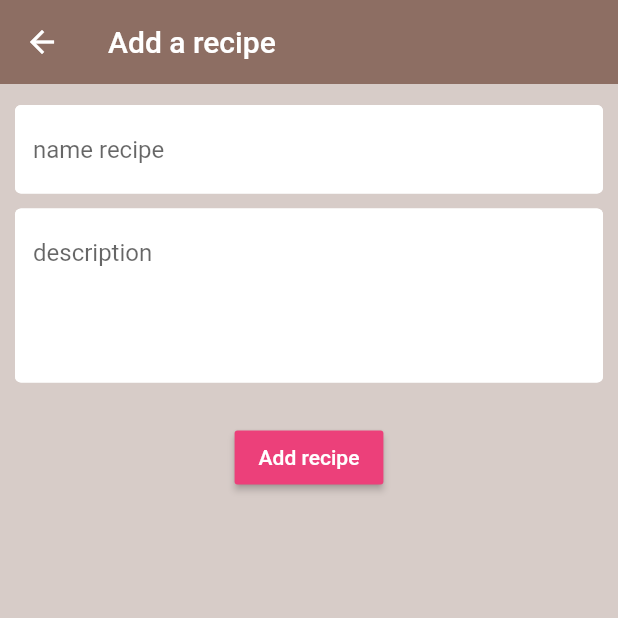
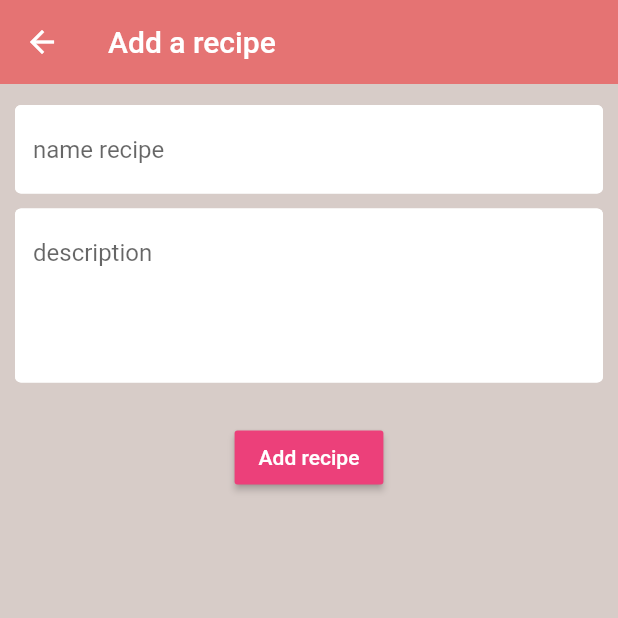
Before and after one commit to ucll-mobile-2021/project-yaboi, a Flutter app: the screen it shows once a user with an empty profile is signed in, after a tap on "Add a recipe", on a phone screen of 412 x 824 dp, the top half of it. Run offline on Flutter 3.47's test engine with Material 2 defaults, Android fonts, the phone set to English and light mode, and no system bars; our stand-ins replace cloud_firestore, firebase_auth, flutter_spinkit, random_string; accounts and stored records are empty.

Commit message:
added shtyle geweet

```diff
--- a/lib/models/ingredient.dart
+++ b/lib/models/ingredient.dart
@@ -1,15 +1,18 @@
 class Ingredient {
-  String name, measurement, id, recipeID;
+  String name, measurement, id, recipeID, recipeName;
   int amount;
   String owner;
 
   Ingredient(
-      {this.name, this.measurement, this.amount, this.id, this.recipeID});
+      {this.name, this.measurement, this.amount, this.id, this.recipeID, this.recipeName});
 
   @override
   String toString() {
     String text = '';
     text += name + ': ' + '$amount' + ' ' + measurement;
+    if(recipeName!=null){
+      text += "      (" + recipeName + ")";
+    }
     return text;
   }
 }
--- a/lib/screens/authenticate/register.dart
+++ b/lib/screens/authenticate/register.dart
@@ -29,7 +29,7 @@ class _RegisterState extends State<Register> {
         : Scaffold(
             backgroundColor: Colors.brown[100],
             appBar: AppBar(
-              backgroundColor: Colors.brown[400],
+              backgroundColor: Colors.red[300],
               elevation: 0.0,
               title: Text('Register'),
               actions: <Widget>[
--- a/lib/screens/authenticate/sign_in.dart
+++ b/lib/screens/authenticate/sign_in.dart
@@ -29,7 +29,7 @@ class _SignInState extends State<SignIn> {
         : Scaffold(
             backgroundColor: Colors.brown[100],
             appBar: AppBar(
-              backgroundColor: Colors.brown[400],
+              backgroundColor: Colors.red[300],
               elevation: 0.0,
               title: Text('Sign in'),
               actions: <Widget>[
--- a/lib/screens/home/home.dart
+++ b/lib/screens/home/home.dart
@@ -16,7 +16,7 @@ class _HomeState extends State<Home> {
         backgroundColor: Colors.brown[50],
         appBar: AppBar(
           title: Text("Home"),
-          backgroundColor: Colors.brown[400],
+          backgroundColor: Colors.red[300],
           elevation: 0.0,
           actions: <Widget>[
             FlatButton.icon(
@@ -50,7 +50,7 @@ class _HomeState extends State<Home> {
                     onPressed: () {
                       Navigator.pushNamed(context, '/addRecipe');
                     },
-                    icon: Icon(Icons.add),
+                    icon: Icon(Icons.input),
                     label: Text('Add a recipe')),
               ),
               Container(
--- a/lib/screens/ingredients/ingredients.dart
+++ b/lib/screens/ingredients/ingredients.dart
@@ -32,7 +32,7 @@ class _IngredientsState extends State<Ingredients> {
             child: Scaffold(
               backgroundColor: Colors.brown[100],
               appBar: AppBar(
-                backgroundColor: Colors.brown[400],
+                backgroundColor: Colors.red[300],
                 elevation: 0.0,
                 title: Text('Ingredients'),
               ),
--- a/lib/screens/recipes/add_ingredients_to_recipe.dart
+++ b/lib/screens/recipes/add_ingredients_to_recipe.dart
@@ -33,7 +33,7 @@ class _AddIngredientsToRecipeState extends State<AddIngredientsToRecipe> {
         : Scaffold(
             backgroundColor: Colors.brown[100],
             appBar: AppBar(
-              backgroundColor: Colors.brown[400],
+              backgroundColor: Colors.red[300],
               elevation: 0.0,
               title: Text('add ingredients'),
               leading: new IconButton(
--- a/lib/screens/recipes/add_recipe.dart
+++ b/lib/screens/recipes/add_recipe.dart
@@ -34,7 +34,7 @@ class _AddRecipeState extends State<AddRecipe> {
         : Scaffold(
             backgroundColor: Colors.brown[100],
             appBar: AppBar(
-              backgroundColor: Colors.brown[400],
+              backgroundColor: Colors.red[300],
               elevation: 0.0,
               title: Text('Add a recipe'),
             ),
--- a/lib/screens/recipes/delete_recipes.dart
+++ b/lib/screens/recipes/delete_recipes.dart
@@ -36,14 +36,12 @@ class _DeleteRecipesState extends State<DeleteRecipes> {
             child: Scaffold(
               backgroundColor: Colors.brown[100],
               appBar: AppBar(
-          backgroundColor: Colors.brown[400],
+                backgroundColor: Colors.red[300],
                 elevation: 0.0,
                 title: Text('Delete Recipes'),
                 leading: new IconButton(
                     icon: new Icon(Icons.arrow_back),
-              onPressed: () =>
-                  Navigator.push(context,
-                      MaterialPageRoute(builder: (context) => Home()))),
+                    onPressed: () => Navigator.pop(context, '/')),
               ),
               body: DeleteRecipe(),
             ),
--- a/lib/screens/recipes/recipes.dart
+++ b/lib/screens/recipes/recipes.dart
@@ -34,7 +34,7 @@ class _RecipesState extends State<Recipes> {
             child: Scaffold(
               backgroundColor: Colors.brown[100],
               appBar: AppBar(
-                backgroundColor: Colors.brown[400],
+                backgroundColor: Colors.red[300],
                 elevation: 0.0,
                 title: Text('Recipes'),
                 leading: new IconButton(
--- a/lib/screens/search/filtered_recipes.dart
+++ b/lib/screens/search/filtered_recipes.dart
@@ -33,7 +33,7 @@ class _FilteredRecipesState extends State<FilteredRecipes> {
             child: Scaffold(
               backgroundColor: Colors.brown[100],
               appBar: AppBar(
-                backgroundColor: Colors.brown[400],
+                backgroundColor: Colors.red[300],
                 elevation: 0.0,
                 title: Text('Search results'),
               ),
--- a/lib/screens/search/result_card.dart
+++ b/lib/screens/search/result_card.dart
@@ -29,7 +29,7 @@ class _ResultCardState extends State<ResultCard> {
                   icon: Icon(Icons.add_shopping_cart),
                   onPressed: () {
                     databaseService
-                        .addUserGroceryList(widget.missingIngredients);
+                        .addUserGroceryList(widget.missingIngredients, widget.recipe.name);
                     setState(() {
                       pressed = false;
                     });
@@ -40,7 +40,7 @@ class _ResultCardState extends State<ResultCard> {
                   icon: Icon(Icons.remove),
                   onPressed: () {
                     databaseService
-                        .removeUserGroceryList(widget.missingIngredients);
+                        .removeUserGroceryList(widget.missingIngredients, widget.recipe.name);
                     setState(() {
                       pressed = true;
                     });
--- a/lib/services/database.dart
+++ b/lib/services/database.dart
@@ -21,7 +21,7 @@ class DatabaseService {
     });
   }
 
-  Future addUserGroceryList(List<Ingredient> list) async {
+  Future addUserGroceryList(List<Ingredient> list, String recipeName) async {
     FirebaseUser user = await FirebaseAuth.instance.currentUser();
     list.forEach((element) async {
       return await userCollection.document(user.uid).updateData({
@@ -30,13 +30,14 @@ class DatabaseService {
             'name': element.name,
             'measurement': element.measurement,
             'amount': element.amount,
+            'recipeName': recipeName,
           }
         ]),
       });
     });
   }
 
-  Future removeUserGroceryList(List<Ingredient> list) async {
+  Future removeUserGroceryList(List<Ingredient> list, String recipeName) async {
     FirebaseUser user = await FirebaseAuth.instance.currentUser();
     list.forEach((element) async {
       return await userCollection.document(user.uid).updateData({
@@ -45,11 +46,29 @@ class DatabaseService {
             'name': element.name,
             'measurement': element.measurement,
             'amount': element.amount,
+            'recipeName': recipeName,
           }
         ]),
       });
     });
   }
+
+  /*
+  List<String> getIngredientNames(List<Ingredient> ingredients) {
+    List<String> ingredientNames = List<String>();
+    ingredients.forEach((element) {
+      ingredientNames.add(element.name);
+    });
+    return ingredientNames;
+  }
+
+  List<String> getIngredientMeasurements(List<Ingredient> ingredients) {
+    List<String> ingredientMeasurements = List<String>();
+    ingredients.forEach((element) {
+      ingredientMeasurements.add(element.measurement);
+    });
+    return ingredientMeasurements;
+  } */
 
   // My tears
   // UserData from snapshot
@@ -60,7 +79,8 @@ class DatabaseService {
       groceryList.add(Ingredient(
           name: element['name'],
           measurement: element['measurement'],
-          amount: element['amount']));
+          amount: element['amount'],
+          recipeName: element['recipeName']));
     });
     return UserData(
       uid: uid,
@@ -80,6 +100,7 @@ class DatabaseService {
           'name': ingredient.name,
           'measurement': ingredient.measurement,
           'amount': ingredient.amount,
+          'recipeName' : ingredient.recipeName,
         }
       ]),
     });
--- a/lib/shared/loading.dart
+++ b/lib/shared/loading.dart
@@ -5,10 +5,10 @@ class Loading extends StatelessWidget {
   @override
   Widget build(BuildContext context) {
     return Container(
-      color: Colors.brown[100],
+      color: Colors.brown[50],
       child: Center(
-        child: SpinKitChasingDots(
-          color: Colors.brown,
+        child: SpinKitDualRing(
+          color: Colors.red[300],
           size: 50.0,
         ),
       ),
```
Also changed, not shown: lib/screens/search/groceries.dart (+10 -15 lines). Lines whose indentation alone changed are shown as unchanged.
